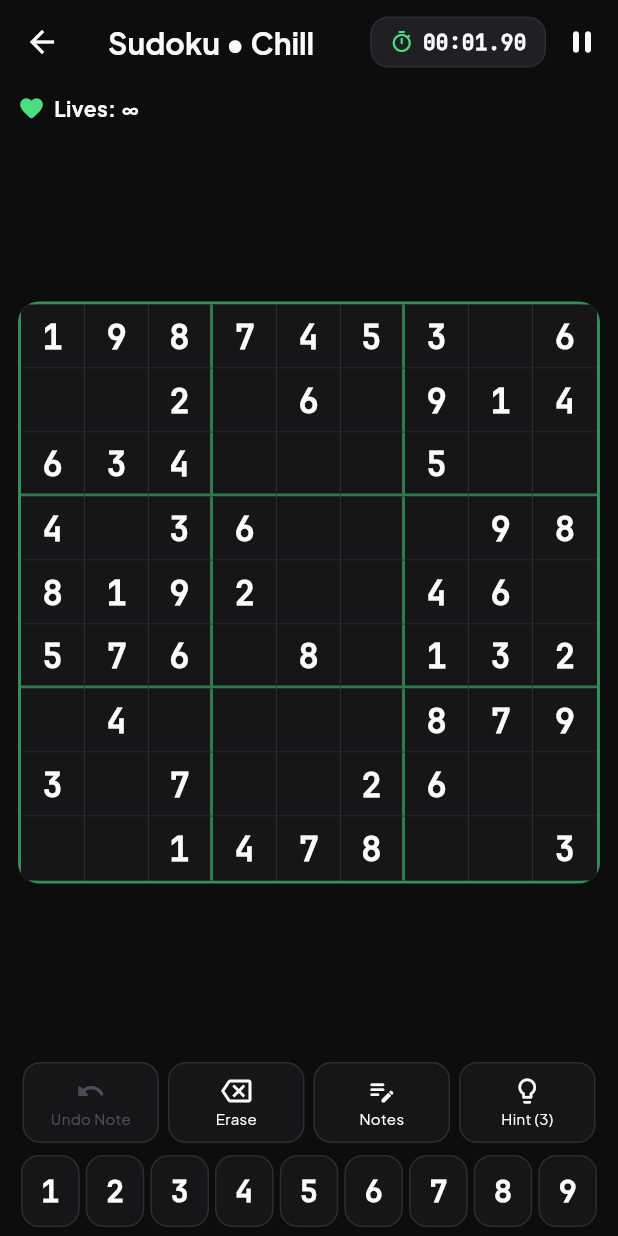
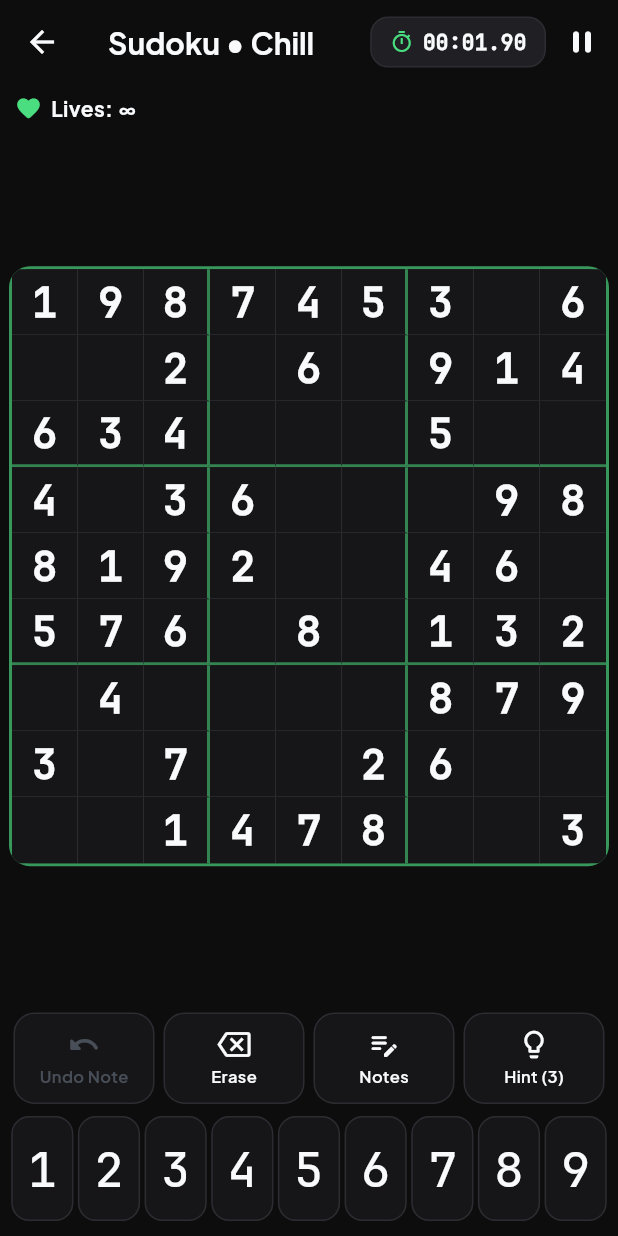
Before and after one commit to Zenalghi/zetzy, a Flutter app: the SudokuScreen screen opened directly with empty values, on a phone screen of 412 x 824 dp. Run offline on Flutter 3.47's test engine with Material 3 defaults, Android fonts, the phone set to English and light mode, and no system bars; our stand-ins replace audioplayers, confetti, connectivity_plus, cupertino_ui, drift, flutter_riverpod and 8 more; missing offline and left inert: bishop; accounts and stored records are empty; generated files the repository leaves out were written again; statements that could not run were skipped.

Commit message:
refactor: enhance sudoku gameplay interactions and UI layout

```diff
--- a/lib/features/games/sudoku/sudoku_screen.dart
+++ b/lib/features/games/sudoku/sudoku_screen.dart
@@ -1,3 +1,5 @@
+import 'dart:math' as math;
+
 import 'package:material_ui/material_ui.dart';
 import 'package:flutter/services.dart';
 import 'package:flutter_riverpod/flutter_riverpod.dart';
@@ -230,7 +232,7 @@ class _SudokuScreenState extends ConsumerState<SudokuScreen> {
                                     const SizedBox(height: 16),
                                     _buildActionToolbar(s, p, l10n),
                                     const SizedBox(height: 16),
-                                    _buildDigitPad(s, p),
+                                    _buildDigitPad(s, p, keyHeight: 62),
                                     const SizedBox(height: 12),
                                     Text(
                                       l10n.sudokuDigitLockHint,
@@ -248,21 +250,30 @@ class _SudokuScreenState extends ConsumerState<SudokuScreen> {
                         );
                       }
 
+                      final digitKeyHeight =
+                          (constraints.maxHeight * 0.092).clamp(52.0, 70.0);
+
                       return SafeArea(
                         child: Padding(
                           padding: const EdgeInsets.symmetric(
-                            horizontal: 12,
+                            horizontal: 6,
                             vertical: 6,
                           ),
                           child: Column(
                             children: [
-                              _buildStatusRow(s, p, l10n),
+                              Padding(
+                                padding: const EdgeInsets.symmetric(
+                                  horizontal: 4,
+                                ),
+                                child: _buildStatusRow(s, p, l10n),
+                              ),
                               const SizedBox(height: 8),
                               Expanded(child: Center(child: _buildGrid(s, p))),
-                              const SizedBox(height: 8),
+                              const SizedBox(height: 10),
                               _buildActionToolbar(s, p, l10n),
                               const SizedBox(height: 8),
-                              _buildDigitPad(s, p),
+                              _buildDigitPad(s, p, keyHeight: digitKeyHeight),
+                              const SizedBox(height: 4),
                             ],
                           ),
                         ),
@@ -411,14 +422,25 @@ class _SudokuScreenState extends ConsumerState<SudokuScreen> {
     final highlightDigit = s.highlightedDigit;
 
     return ConstrainedBox(
-      constraints: const BoxConstraints(maxWidth: 520, maxHeight: 520),
+      constraints: const BoxConstraints(maxWidth: 580, maxHeight: 580),
       child: AspectRatio(
         aspectRatio: 1,
-        child: Container(
+        child: LayoutBuilder(
+          builder: (context, constraints) {
+            final boardSize = math.min(
+              constraints.maxWidth,
+              constraints.maxHeight,
+            );
+            final cellSize = boardSize / 9.0;
+
+            return Container(
               decoration: BoxDecoration(
                 color: p.surface,
                 borderRadius: BorderRadius.circular(14),
-            border: Border.all(color: p.accent.withValues(alpha: 0.6), width: 2),
+                border: Border.all(
+                  color: p.accent.withValues(alpha: 0.65),
+                  width: 2,
+                ),
               ),
               clipBehavior: Clip.antiAlias,
               child: Column(
@@ -435,6 +457,7 @@ class _SudokuScreenState extends ConsumerState<SudokuScreen> {
                               p: p,
                               row: r,
                               col: c,
+                              cellSize: cellSize,
                               sel: sel,
                               selRow: selRow,
                               selCol: selCol,
@@ -446,6 +469,8 @@ class _SudokuScreenState extends ConsumerState<SudokuScreen> {
                     ),
                 ],
               ),
+            );
+          },
         ),
       ),
     );
@@ -456,6 +481,7 @@ class _SudokuScreenState extends ConsumerState<SudokuScreen> {
     required ZetzyPalette p,
     required int row,
     required int col,
+    required double cellSize,
     required int? sel,
     required int selRow,
     required int selCol,
@@ -468,20 +494,23 @@ class _SudokuScreenState extends ConsumerState<SudokuScreen> {
     final isSelected = sel == idx;
     final isError = s.errorCells.contains(idx);
     final box = (row ~/ 3) * 3 + (col ~/ 3);
-    final isRelated = row == selRow || col == selCol || box == selBox;
+    final isRelated =
+        sel != null && (row == selRow || col == selCol || box == selBox);
     final isSameDigit = highlightDigit != null && val == highlightDigit;
 
     Color bg = p.surface;
     if (isSelected) {
-      bg = p.accent.withValues(alpha: 0.30);
+      bg = p.accent.withValues(alpha: 0.38);
     } else if (isSameDigit) {
-      bg = p.accentSecondary.withValues(alpha: 0.24);
+      bg = p.accent.withValues(alpha: 0.22);
     } else if (isRelated) {
       bg = p.surfaceElevated;
     }
 
     final rightThick = (col + 1) % 3 == 0 && col != 8;
     final bottomThick = (row + 1) % 3 == 0 && row != 8;
+    final digitFontSize = (cellSize * 0.62).clamp(16.0, 40.0);
+    final noteFontSize = (cellSize * 0.26).clamp(8.5, 16.0);
 
     return Expanded(
       child: GestureDetector(
@@ -500,7 +529,7 @@ class _SudokuScreenState extends ConsumerState<SudokuScreen> {
                   ? BorderSide.none
                   : BorderSide(
                       color: rightThick
-                          ? p.accent.withValues(alpha: 0.5)
+                          ? p.accent.withValues(alpha: 0.55)
                           : p.border,
                       width: rightThick ? 2 : 0.6,
                     ),
@@ -508,7 +537,7 @@ class _SudokuScreenState extends ConsumerState<SudokuScreen> {
                   ? BorderSide.none
                   : BorderSide(
                       color: bottomThick
-                          ? p.accent.withValues(alpha: 0.5)
+                          ? p.accent.withValues(alpha: 0.55)
                           : p.border,
                       width: bottomThick ? 2 : 0.6,
                     ),
@@ -521,26 +550,36 @@ class _SudokuScreenState extends ConsumerState<SudokuScreen> {
                     child: Text(
                       '$val',
                       style: ZetzyThemes.monoStyle(
-                        fontSize: 22,
-                        fontWeight: isGiven ? FontWeight.w800 : FontWeight.w600,
+                        fontSize: digitFontSize,
+                        fontWeight: isGiven ? FontWeight.w700 : FontWeight.w600,
                         color: isError
                             ? p.danger
                             : (isGiven ? p.textPrimary : p.accent),
-                      ),
+                      ).copyWith(height: 1.0),
                     ),
                   ),
                 )
-              : _buildNotesGrid(s.notes[idx], p),
+              : _buildNotesGrid(
+                  s.notes[idx],
+                  p,
+                  fontSize: noteFontSize,
+                  highlightDigit: highlightDigit,
+                ),
         ),
       ),
     );
   }
 
-  Widget _buildNotesGrid(Set<int> cellNotes, ZetzyPalette p) {
+  Widget _buildNotesGrid(
+    Set<int> cellNotes,
+    ZetzyPalette p, {
+    required double fontSize,
+    required int? highlightDigit,
+  }) {
     if (cellNotes.isEmpty) return const SizedBox.expand();
     return SizedBox.expand(
       child: Padding(
-        padding: const EdgeInsets.all(2),
+        padding: const EdgeInsets.all(1.5),
         child: Column(
           crossAxisAlignment: CrossAxisAlignment.stretch,
           children: [
@@ -551,19 +590,30 @@ class _SudokuScreenState extends ConsumerState<SudokuScreen> {
                   children: [
                     for (var c = 0; c < 3; c++)
                       Expanded(
-                        child: Center(
+                        child: Builder(
+                          builder: (_) {
+                            final noteDigit = r * 3 + c + 1;
+                            final hasNote = cellNotes.contains(noteDigit);
+                            final isHighlighted =
+                                hasNote && highlightDigit == noteDigit;
+                            return Center(
                               child: FittedBox(
                                 fit: BoxFit.scaleDown,
                                 child: Text(
-                              cellNotes.contains(r * 3 + c + 1)
-                                  ? '${r * 3 + c + 1}'
-                                  : '',
+                                  hasNote ? '$noteDigit' : '',
                                   style: ZetzyThemes.monoStyle(
-                                fontSize: 9,
-                                color: p.textSecondary,
+                                    fontSize: fontSize,
+                                    fontWeight: isHighlighted
+                                        ? FontWeight.w800
+                                        : FontWeight.w600,
+                                    color: isHighlighted
+                                        ? p.accent
+                                        : p.textSecondary,
+                                  ).copyWith(height: 1.0),
                                 ),
                               ),
-                          ),
+                            );
+                          },
                         ),
                       ),
                   ],
@@ -631,15 +681,22 @@ class _SudokuScreenState extends ConsumerState<SudokuScreen> {
     );
   }
 
-  Widget _buildDigitPad(SudokuGameState s, ZetzyPalette p) {
+  Widget _buildDigitPad(
+    SudokuGameState s,
+    ZetzyPalette p, {
+    required double keyHeight,
+  }) {
+    final activeHighlight = s.highlightedDigit;
     return Row(
       children: [
         for (var d = 1; d <= 9; d++)
           Expanded(
             child: Padding(
-              padding: const EdgeInsets.symmetric(horizontal: 2),
+              padding: const EdgeInsets.symmetric(horizontal: 1.5),
               child: _DigitKey(
                 digit: d,
+                height: keyHeight,
+                isHighlighted: activeHighlight == d,
                 isLocked: s.lockedDigit == d,
                 isCompleted: s.countDigit(d) >= 9,
                 palette: p,
@@ -683,25 +740,29 @@ class _ActionIcon extends StatelessWidget {
 
     return InkWell(
       onTap: enabled ? onTap : null,
-      borderRadius: BorderRadius.circular(12),
+      borderRadius: BorderRadius.circular(14),
       child: Container(
-        padding: const EdgeInsets.symmetric(horizontal: 10, vertical: 8),
+        padding: const EdgeInsets.symmetric(horizontal: 8, vertical: 9),
         decoration: BoxDecoration(
           color: active ? p.accent.withValues(alpha: 0.16) : p.surface,
-          borderRadius: BorderRadius.circular(12),
+          borderRadius: BorderRadius.circular(14),
           border: Border.all(color: active ? p.accent : p.border),
         ),
         child: Column(
           mainAxisSize: MainAxisSize.min,
           children: [
-            Icon(icon, size: 20, color: color),
-            const SizedBox(height: 2),
+            Icon(icon, size: 22, color: color),
+            const SizedBox(height: 3),
             FittedBox(
               fit: BoxFit.scaleDown,
               child: Text(
                 label,
                 maxLines: 1,
-                style: TextStyle(fontSize: 10, color: color),
+                style: TextStyle(
+                  fontSize: 11,
+                  fontWeight: FontWeight.w600,
+                  color: color,
+                ),
               ),
             ),
           ],
@@ -714,6 +775,8 @@ class _ActionIcon extends StatelessWidget {
 class _DigitKey extends StatelessWidget {
   const _DigitKey({
     required this.digit,
+    required this.height,
+    required this.isHighlighted,
     required this.isLocked,
     required this.isCompleted,
     required this.palette,
@@ -722,6 +785,8 @@ class _DigitKey extends StatelessWidget {
   });
 
   final int digit;
+  final double height;
+  final bool isHighlighted;
   final bool isLocked;
   final bool isCompleted;
   final ZetzyPalette palette;
@@ -730,33 +795,59 @@ class _DigitKey extends StatelessWidget {
 
   @override
   Widget build(BuildContext context) {
+    final digitFontSize = (height * 0.46).clamp(24.0, 32.0);
     return GestureDetector(
       behavior: HitTestBehavior.opaque,
       onTap: onTap,
       onLongPress: onLongPress,
       child: AnimatedOpacity(
-        duration: const Duration(milliseconds: 200),
-        opacity: isCompleted && !isLocked ? 0.32 : 1.0,
+        duration: const Duration(milliseconds: 180),
+        opacity: isCompleted && !isHighlighted ? 0.42 : 1.0,
         child: Container(
-          height: 48,
+          height: height,
           decoration: BoxDecoration(
-            color: isLocked
-                ? palette.accent.withValues(alpha: 0.22)
+            color: isHighlighted
+                ? palette.accent.withValues(alpha: isLocked ? 0.26 : 0.18)
                 : palette.surface,
             borderRadius: BorderRadius.circular(12),
             border: Border.all(
-              color: isLocked ? palette.accent : palette.border,
-              width: isLocked ? 1.8 : 1,
+              color: isHighlighted ? palette.accent : palette.border,
+              width: isLocked ? 2.0 : (isHighlighted ? 1.5 : 1.0),
             ),
           ),
-          child: Center(
+          child: Stack(
+            children: [
+              Center(
+                child: FittedBox(
+                  fit: BoxFit.scaleDown,
                   child: Text(
                     '$digit',
                     style: ZetzyThemes.monoStyle(
-                fontSize: 20,
-                color: isLocked ? palette.accent : palette.textPrimary,
+                      fontSize: digitFontSize,
+                      fontWeight: isHighlighted
+                          ? FontWeight.w700
+                          : FontWeight.w600,
+                      color: isHighlighted
+                          ? palette.accent
+                          : palette.textPrimary,
+                    ).copyWith(height: 1.0),
                   ),
                 ),
+              ),
+              if (isLocked)
+                Positioned(
+                  top: 4,
+                  right: 5,
+                  child: Container(
+                    width: 6,
+                    height: 6,
+                    decoration: BoxDecoration(
+                      color: palette.accent,
+                      shape: BoxShape.circle,
+                    ),
+                  ),
+                ),
+            ],
           ),
         ),
       ),
--- a/lib/l10n/app_en.arb
+++ b/lib/l10n/app_en.arb
@@ -279,6 +279,12 @@
   "profileResetStats": "Reset All Statistics",
   "profileDeleteAccount": "Delete Account Permanently",
   "profileDangerZone": "Account & Data Management",
+  "profileAppVersion": "Zetzy v{version}",
+  "@profileAppVersion": {
+    "placeholders": {
+      "version": { "type": "String" }
+    }
+  },
 
   "settingsAppearance": "Appearance & Language",
   "settingsTheme": "Theme Skin",
--- a/lib/l10n/app_localizations.dart
+++ b/lib/l10n/app_localizations.dart
@@ -1143,6 +1143,12 @@ abstract class AppLocalizations {
   /// **'Account & Data Management'**
   String get profileDangerZone;
 
+  /// No description provided for @profileAppVersion.
+  ///
+  /// In en, this message translates to:
+  /// **'Zetzy v{version}'**
+  String profileAppVersion(String version);
+
   /// No description provided for @settingsAppearance.
   ///
   /// In en, this message translates to:
--- a/lib/l10n/app_localizations_en.dart
+++ b/lib/l10n/app_localizations_en.dart
@@ -586,6 +586,11 @@ class AppLocalizationsEn extends AppLocalizations {
   String get profileDangerZone => 'Account & Data Management';
 
   @override
+  String profileAppVersion(String version) {
+    return 'Zetzy v$version';
+  }
+
+  @override
   String get settingsAppearance => 'Appearance & Language';
 
   @override
--- a/lib/l10n/app_localizations_id.dart
+++ b/lib/l10n/app_localizations_id.dart
@@ -585,6 +585,11 @@ class AppLocalizationsId extends AppLocalizations {
   String get profileDangerZone => 'Manajemen Akun & Data';
 
   @override
+  String profileAppVersion(String version) {
+    return 'Zetzy v$version';
+  }
+
+  @override
   String get settingsAppearance => 'Tampilan & Bahasa';
 
   @override
--- a/pubspec.yaml
+++ b/pubspec.yaml
@@ -30,6 +30,7 @@ dependencies:
   connectivity_plus: ^7.3.2
   share_plus: ^13.3.1
   crypto: ^3.0.6
+  package_info_plus: ^10.2.2
 
   cupertino_ui: ^1.1.6
   material_ui: ^1.11.0
```
Also changed, not shown: lib/features/games/sudoku/sudoku_controller.dart (+83 -13 lines), lib/features/profile/profile_screen.dart (+20 -0 lines), lib/l10n/app_id.arb (+8 -0 lines), lib/providers/app_providers.dart (+14 -0 lines), pubspec.lock, 5 other files. Lines whose indentation alone changed are shown as unchanged.
